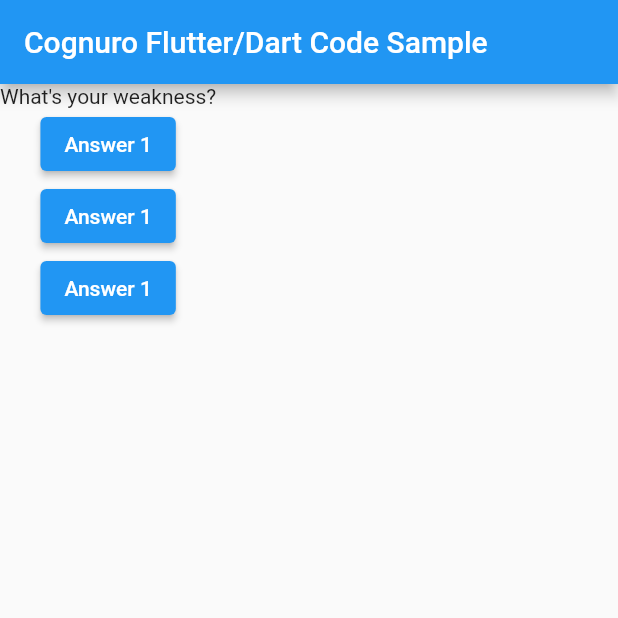
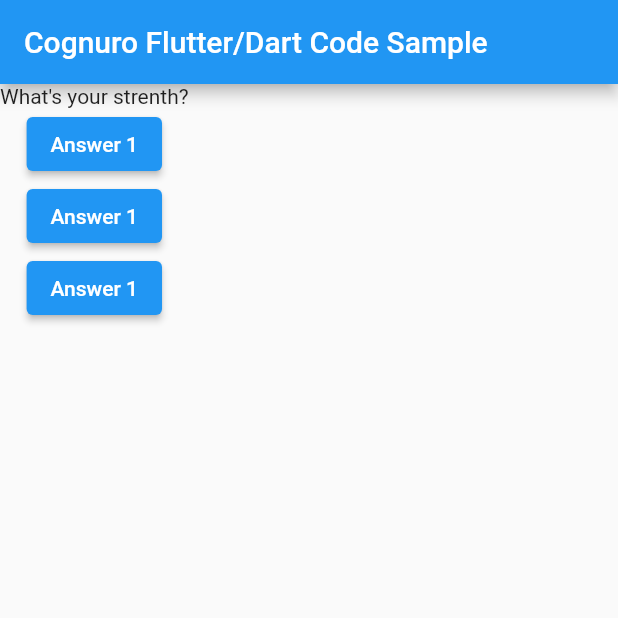
Before and after one commit to brookecheney/flutter_app, a Flutter app: the screen it shows after launch, after a tap on "Answer 1", on a phone screen of 412 x 824 dp, the top half of it. Run offline on Flutter 3.47's test engine with Material 2 defaults, Android fonts, the phone set to English and light mode, and no system bars.

Commit message:
Update main.dart

```diff
--- a/lib/main.dart
+++ b/lib/main.dart
@@ -3,8 +3,11 @@ import 'package:flutter/material.dart';
 void main() => runApp(MyApp());
 
 class MyApp extends StatelessWidget {
+  var questionIndex = 0;
+
   void answerQuestion() {
-    print('Answer chosen!');
+    questionIndex = questionIndex + 1;
+    print(questionIndex);
   }
 
   @override
@@ -17,7 +20,7 @@ class MyApp extends StatelessWidget {
         ),
         body: Column(
           children: [
-            Text(questions.elementAt(1)),
+            Text(questions[questionIndex]),
             ElevatedButton(
               child: Text('Answer 1'),
               onPressed: answerQuestion,
```
